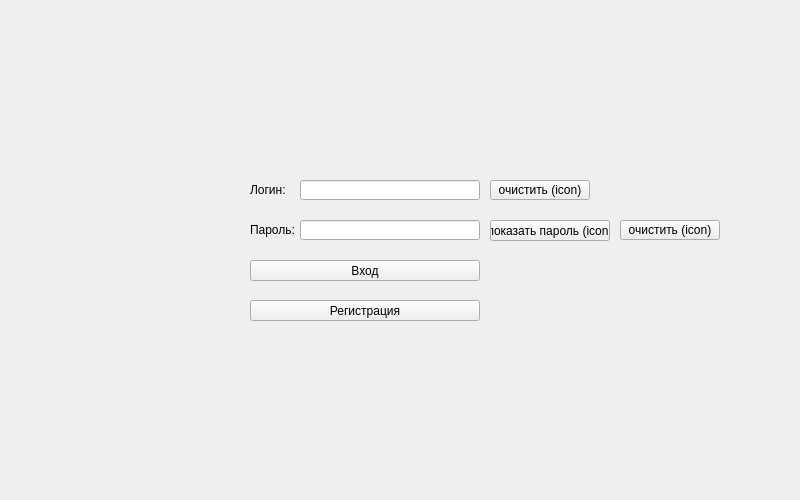
Old version of the form login.ui in the repository underleak/fetchmail.
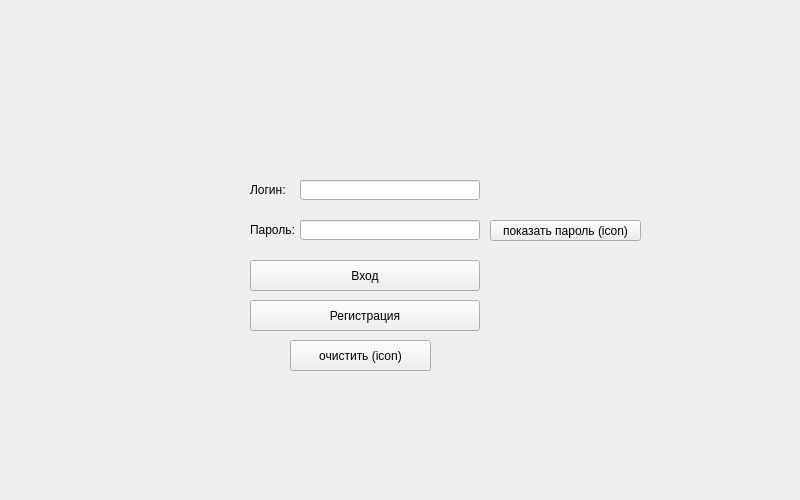
New version of the form.

```diff
--- a/login.ui
+++ b/login.ui
@@ -20,7 +20,7 @@
       <x>250</x>
       <y>300</y>
       <width>230</width>
-      <height>21</height>
+      <height>31</height>
      </rect>
     </property>
     <property name="text">
@@ -46,7 +46,7 @@
       <x>250</x>
       <y>260</y>
       <width>230</width>
-      <height>21</height>
+      <height>31</height>
      </rect>
     </property>
     <property name="text">
@@ -58,7 +58,7 @@
      <rect>
       <x>490</x>
       <y>220</y>
-      <width>120</width>
+      <width>151</width>
       <height>21</height>
      </rect>
     </property>
@@ -92,10 +92,10 @@
    <widget class="QPushButton" name="pushButton_3">
     <property name="geometry">
      <rect>
-      <x>490</x>
-      <y>180</y>
-      <width>100</width>
-      <height>20</height>
+      <x>290</x>
+      <y>340</y>
+      <width>141</width>
+      <height>31</height>
      </rect>
     </property>
     <property name="text">
@@ -112,19 +112,6 @@
      </rect>
     </property>
    </widget>
-   <widget class="QPushButton" name="pushButton_4">
-    <property name="geometry">
-     <rect>
-      <x>620</x>
-      <y>220</y>
-      <width>100</width>
-      <height>20</height>
-     </rect>
-    </property>
-    <property name="text">
-     <string>очистить (icon)</string>
-    </property>
-   </widget>
   </widget>
  </widget>
  <resources/>
```
Left out of the diff: 12 changed lines with no effect on the pictures.
